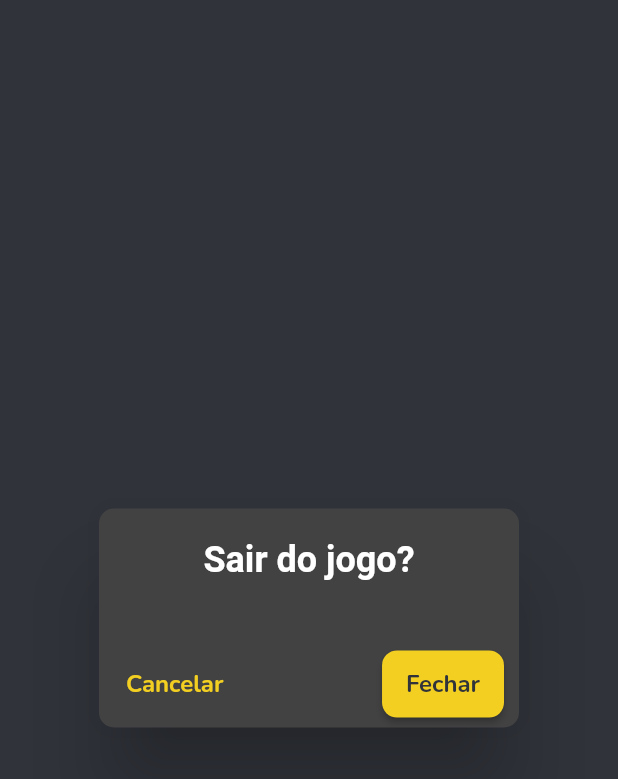
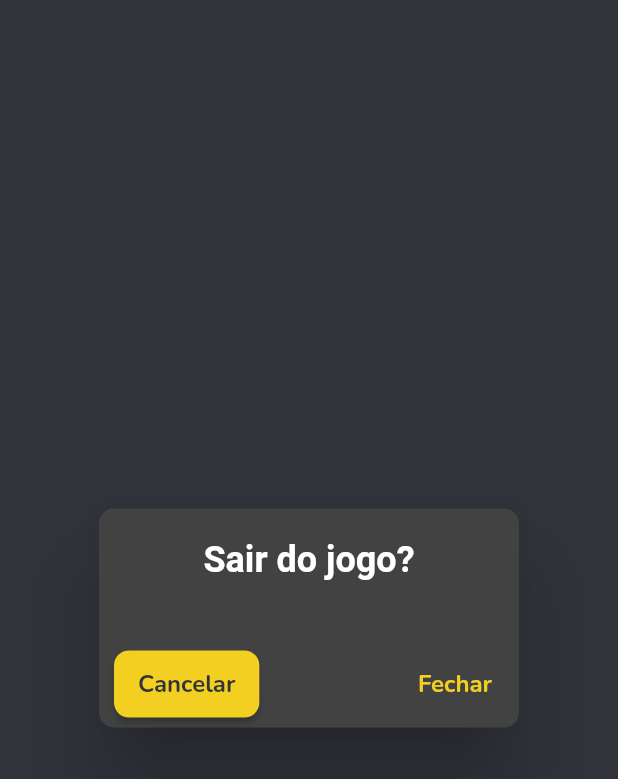
Before and after one commit to yuumasato/have_you_heard, a Flutter app: the CloseGameDialog widget shown alone on an empty page, opened directly, on a phone screen of 412 x 824 dp. Shown: the top 779 px of the screen. Run offline on Flutter 3.47's test engine with Material 2 defaults, Android fonts, the light colour scheme and no system bars; our stand-ins replace flutter_svg, flutter_svg_provider, get, page_view_indicators, shared_preferences, socket_io_client; accounts and stored records are empty; network calls fail.

Commit message:
swapped buttons types

```diff
--- a/lib/widgets/close_game_dialog.dart
+++ b/lib/widgets/close_game_dialog.dart
@@ -15,18 +15,28 @@ class CloseGameDialog extends StatelessWidget {
   Widget build(BuildContext context) {
     return AlertDialog(
       shape: RoundedRectangleBorder(borderRadius: BorderRadius.circular(10)),
-      title: Center(child: Text('leaveTheGame?'.tr,)),
-      titlePadding: const EdgeInsets.only(top: 20,bottom: 40,),
+      title: Center(
+          child: Text(
+        'leaveTheGame?'.tr,
+      )),
+      titlePadding: const EdgeInsets.only(
+        top: 20,
+        bottom: 40,
+      ),
       titleTextStyle: HyhTextStyle.heading24Bold,
       actionsAlignment: MainAxisAlignment.spaceBetween,
       actionsPadding: const EdgeInsets.symmetric(horizontal: 10, vertical: 5),
       actions: [
+        AppButton(
+          text: 'cancel'.tr,
+          onPressed: () => Navigator.of(context).pop(),
+        ),
         TextButton(
-            onPressed: () => Navigator.of(context).pop(),
-            child: Text('cancel'.tr, style: HyhTextStyle.body16BoldYellow,)),
-        AppButton(
-            text: 'close'.tr,
-            onPressed: () =>SystemNavigator.pop(),
+          onPressed: () => SystemNavigator.pop(),
+          child: Text(
+            'close'.tr,
+            style: HyhTextStyle.body16BoldYellow,
+          ),
         ),
       ],
     );
```
